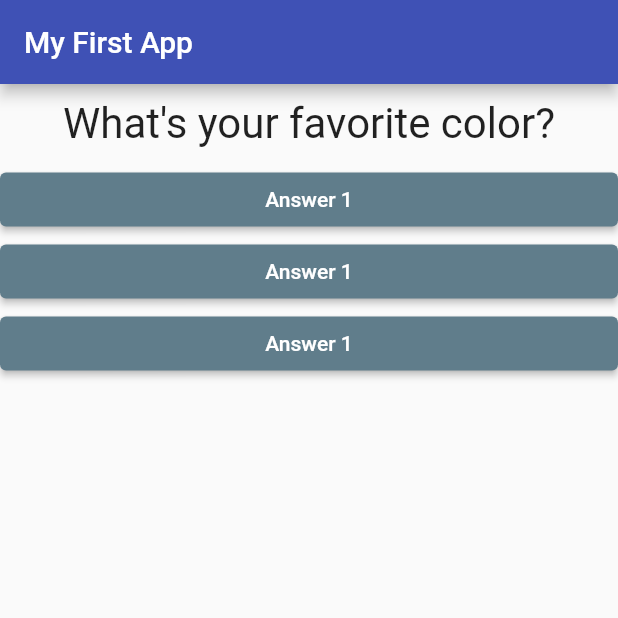
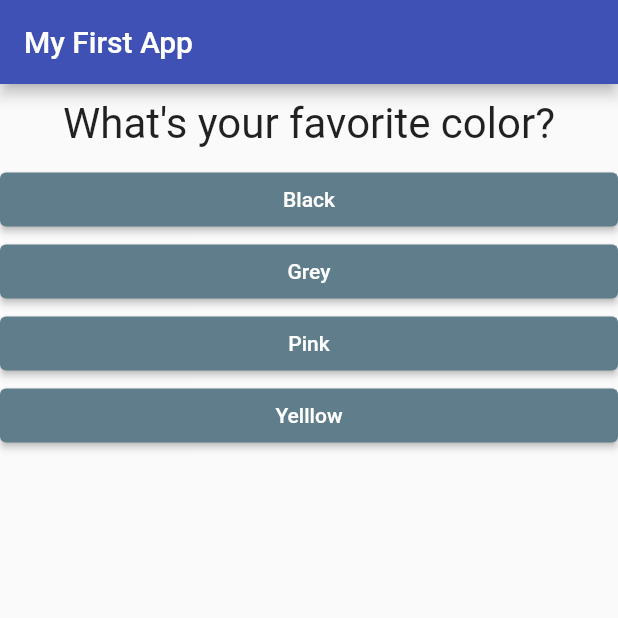
Before and after one commit to BrushankPatra/snake, a Flutter app: the screen it shows after launch, on a phone screen of 412 x 824 dp, the top half of it. Run offline on Flutter 3.47's test engine with Material 2 defaults, Android fonts, the phone set to English and light mode, and no system bars.

Commit message:
questions and answers updated using lists and maps

```diff
--- a/lib/answer.dart
+++ b/lib/answer.dart
@@ -2,8 +2,9 @@ import "package:flutter/material.dart";
 
 class Answer extends StatelessWidget {
   final Function selectHandler;
+  final String answerText;
 
-  Answer(this.selectHandler);
+  Answer(this.selectHandler, this.answerText);
 
   @override
   Widget build(BuildContext context) {
@@ -14,7 +15,7 @@ class Answer extends StatelessWidget {
           backgroundColor: MaterialStateProperty.all(Colors.blueGrey),
         ),
         onPressed: selectHandler,
-        child: Text("Answer 1"),
+        child: Text(answerText),
       ),
     );
   }
--- a/lib/main.dart
+++ b/lib/main.dart
@@ -27,8 +27,18 @@ class _MyAppState extends State<MyApp> {
   @override
   Widget build(BuildContext context) {
     var questions = [
-      "What's your favorite color?",
-      "What's your favorite animal?",
+      {
+        "questionText": "What's your favorite color?",
+        "answers": ["Black", "Grey", "Pink", "Yelllow"]
+      },
+      {
+        "questionText": "What's your favorite animal?",
+        "answers": ["Dog", "Cat", "Rabbit", "Mouse"]
+      },
+      {
+        "questionText": "What's your favorite tech?",
+        "answers": ["Flutter", "React", ".NET", "Cloud Computing"]
+      }
     ];
     return MaterialApp(
       theme: ThemeData(
@@ -38,12 +48,17 @@ class _MyAppState extends State<MyApp> {
         appBar: AppBar(
           title: Text("My First App"),
         ),
-        body: Column(children: [
-          Question(questions[_questionIndex]),
-          Answer(_answerQuestion),
-          Answer(_answerQuestion),
-          Answer(_answerQuestion),
-        ]),
+        body: Column(
+          children: [
+            Question(
+              questions[_questionIndex]["questionText"],
+            ),
+            ...(questions[_questionIndex]["answers"] as List<String>)
+                .map((answer) {
+              return Answer(_answerQuestion, answer);
+            }).toList()
+          ],
+        ),
       ),
     );
   }
```
